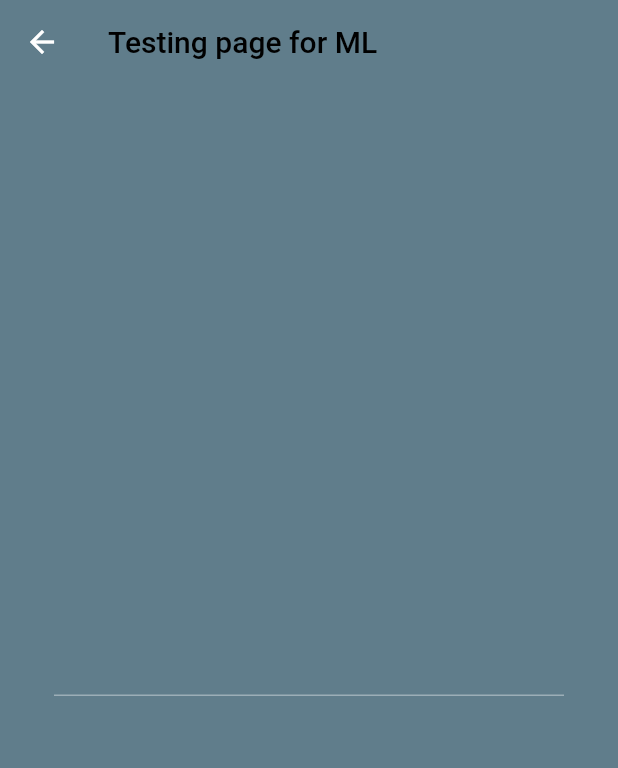
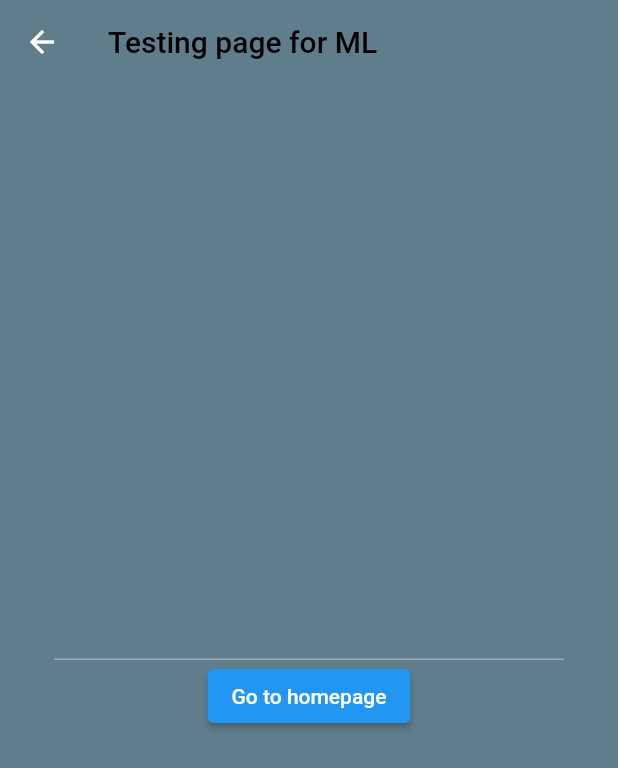
Before and after one commit to Hemant-Lohar/counseling_cell_app, a Flutter app: the Ml screen opened directly with empty values, on a phone screen of 412 x 824 dp. Shown: the top 768 px of the screen. Run offline on Flutter 3.47's test engine with Material 2 defaults, Android fonts, the phone set to English and light mode, and no system bars; our stand-ins replace camera, firebase_core, fluttertoast; missing offline and left inert: firebase_ml_model_downloader, tflite_flutter; accounts and stored records are empty.

```diff
--- a/lib/HomePage.dart
+++ b/lib/HomePage.dart
@@ -49,12 +49,12 @@ class _HomePageState extends State<HomePage> {
                     width: 300, //width of button
                     child: ElevatedButton(
                       onPressed: () {
-                        /*Navigator.push(
+                        Navigator.push(
                           context,
                           MaterialPageRoute(
                               builder: (context) =>
                                   TakePictureScreen(camera: x)),
-                        );*/
+                        );
                       },
                       child: const Text("Take initial assessment",
                           style: TextStyle(color: Colors.white, fontSize: 20)),
--- a/lib/mltest.dart
+++ b/lib/mltest.dart
@@ -1,12 +1,20 @@
 import 'dart:developer';
+import 'package:counseling_cell_app/userHomePage.dart';
 import 'package:flutter/material.dart';
 import 'package:firebase_ml_model_downloader/firebase_ml_model_downloader.dart';
 import 'package:tflite_flutter/tflite_flutter.dart';
 
+TextEditingController _textcontroller = TextEditingController();
+List<String> labels = [
+  "Angry",
+  "Disgust",
+  "Fear",
+  "Happy",
+  "Sad",
+  "Surprise",
+  "Neutral"
+];
 
-
-TextEditingController _textcontroller = TextEditingController();
-List <String> labels = ["Angry","Disgust","Fear","Happy","Sad","Surprise","Neutral"];
 class Ml extends StatefulWidget {
   final List arr;
   const Ml({
@@ -39,8 +47,8 @@ class _MlState extends State<Ml> {
       // The CustomModel object contains the local path of the model file, which you can use to instantiate a TensorFlow Lite interpreter.
       //final localModelPath = customModel.file;
 
-      int result = predict(customModel,arr);
-      _textcontroller.text = labels[result].toString();
+      int result = predict(customModel, arr);
+      _textcontroller.text = "Detected emotion: " + labels[result].toString();
     });
 
     return Scaffold(
@@ -64,7 +72,16 @@ class _MlState extends State<Ml> {
               children: [
                 TextField(
                   controller: _textcontroller,
-                  ),
+                ),
+                ElevatedButton(
+                    onPressed: () {
+                      Navigator.push(
+                        context,
+                        MaterialPageRoute(
+                            builder: (context) => const userHomePage()),
+                      );
+                    },
+                    child: Text("Go to homepage")),
               ],
             ),
           ),
@@ -78,18 +95,18 @@ class _MlState extends State<Ml> {
 
     List op = [0.0, 0.0, 0.0, 0.0, 0.0, 0.0, 0.0];
     ip = ListShape(ip).reshape([1, 48, 48, 1]);
-    op = ListShape(op).reshape([1,7]);
+    op = ListShape(op).reshape([1, 7]);
     log("Input shape${ListShape(ip).shape.toString()}");
     log("Input expected${interpreter.getInputTensors().toString()}");
     //log("Input shape${ip.runtimeType.toString()}");
     log("Output shape${ListShape(op).shape.toString()}");
     log("Output expected${interpreter.getOutputTensors().toString()}");
-    interpreter.run(ip,op);
+    interpreter.run(ip, op);
     log(op.toString());
-    int max=0;
-    for(int i=0;i<7;i++){
-      if(op[0][max]<op[0][i]){
-        max=i;
+    int max = 0;
+    for (int i = 0; i < 7; i++) {
+      if (op[0][max] < op[0][i]) {
+        max = i;
       }
     }
     log("Index of max value: ${max.toString()}");
```
